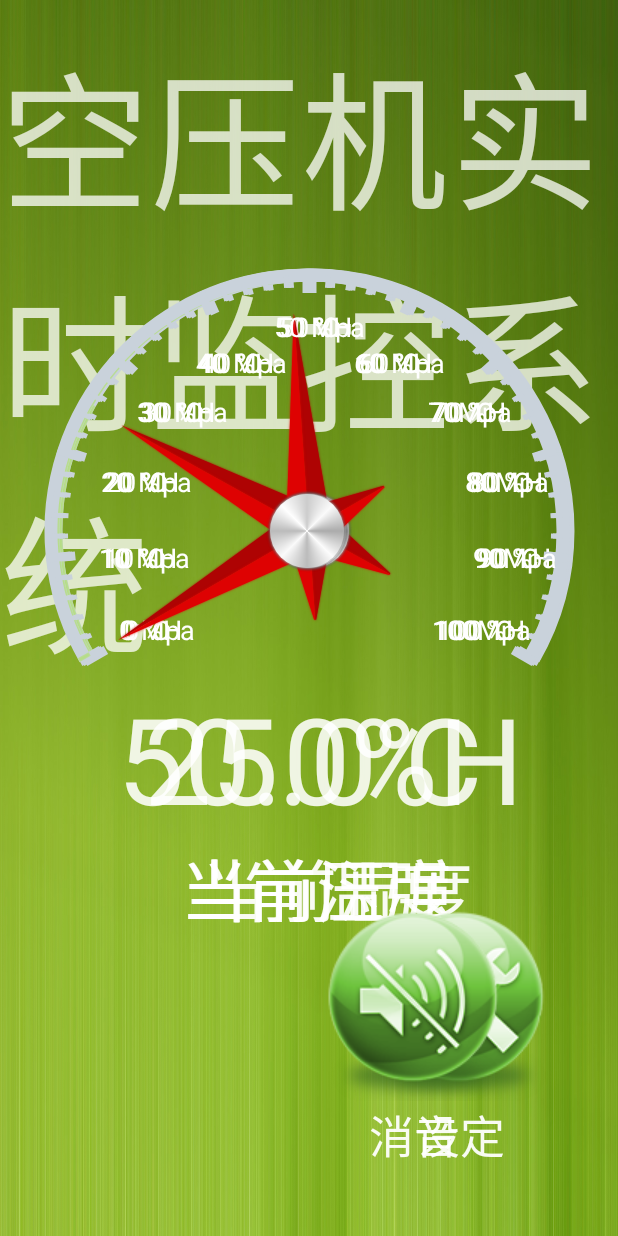
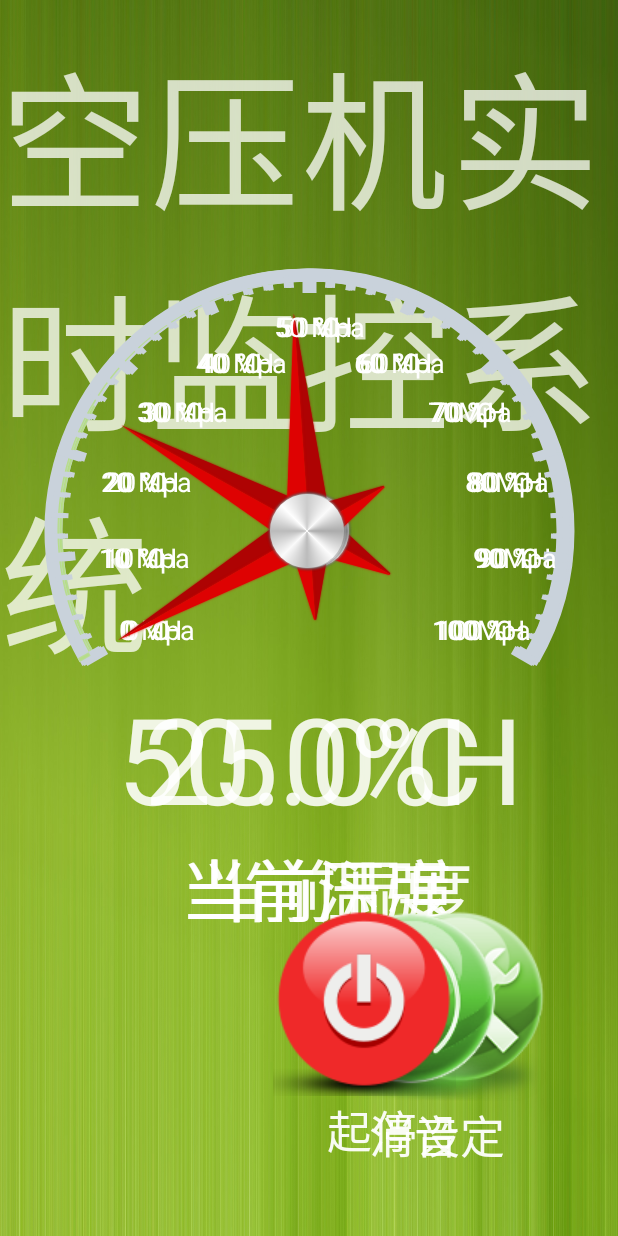
Before and after one commit to Krguang/AirCompressor, an Android app: the screen it shows after launch (MainActivity), after a tap on an icon or button, on a phone screen of 412 x 824 dp. Run offline under Robolectric (Android 15) with nearby library versions, the phone set to English and light mode, and no system bars; 3 statements that could not run were skipped; 1 other tap on this screen came first.

Commit message:
加入起停按钮

```diff
--- a/app/src/main/java/com/yy/k/AirCompressor/MainActivity.java
+++ b/app/src/main/java/com/yy/k/AirCompressor/MainActivity.java
@@ -38,9 +38,12 @@ public class MainActivity extends AppCompatActivity {
     TextView tvPressValue;
     Button bt_setup;
     Button bt_mute;
+    Button bt_switch;
+
     Intent intent = new Intent();
 
     private boolean muteFlag=true;
+    private boolean powerSwitchFlag = false;
 
     ModbusSlave modbusSlave =new ModbusSlave();
     java.text.DecimalFormat myformat=new java.text.DecimalFormat("00.0");
@@ -51,10 +54,8 @@ public class MainActivity extends AppCompatActivity {
     TimerTask task1;
 
     SharedPreferences sharedParameterSet;
-    SharedPreferences.Editor editor;
 
     private boolean alermFlag =false;
-
 
     @SuppressLint("ClickableViewAccessibility")
     @Override
@@ -80,6 +81,7 @@ public class MainActivity extends AppCompatActivity {
         pressDisplay = findViewById(R.id.press_display);
         bt_setup = findViewById(R.id.setup);
         bt_mute = findViewById(R.id.mute);
+        bt_switch = findViewById(R.id.power_switch);
         tvTempValue = findViewById(R.id.tv_temp_value);
         tvHumiValue = findViewById(R.id.tv_humi_value);
         tvPressValue = findViewById(R.id.tv_press_value);
@@ -101,6 +103,21 @@ public class MainActivity extends AppCompatActivity {
                 return false;
             }
 
+        });
+
+        bt_switch.setOnClickListener(new View.OnClickListener() {
+            @Override
+            public void onClick(View v) {
+                if (powerSwitchFlag){
+                    bt_switch.setBackgroundResource(R.drawable.start);
+                    modbusSlave.setJiZuStartStop(0);
+                    powerSwitchFlag = false;
+                }else {
+                    bt_switch.setBackgroundResource(R.drawable.stop);
+                    modbusSlave.setJiZuStartStop(1);
+                    powerSwitchFlag = true;
+                }
+            }
         });
 
         bt_mute.setOnClickListener(new View.OnClickListener() {
@@ -216,7 +233,7 @@ public class MainActivity extends AppCompatActivity {
         float audioCurrentVolumn = am.getStreamVolume(AudioManager.STREAM_MUSIC);
         float volumnRatio = audioCurrentVolumn/audioMaxVolumn;
         sp.play(spMap.get(sound), volumnRatio, volumnRatio, 1, 0, 1);
-    }
+}
 
     private void pressDisplayInit() {
         String[] pressFixedLevel={"0 Mpa","10 Mpa","20 Mpa","30 Mpa","40 Mpa","50 Mpa","60 Mpa","70Mpa","80Mpa","90Mpa","100Mpa"};
--- a/app/src/main/res/layout/activity_main.xml
+++ b/app/src/main/res/layout/activity_main.xml
@@ -188,4 +188,32 @@
         app:layout_constraintLeft_toLeftOf="@+id/mute"
         app:layout_constraintTop_toBottomOf="@+id/mute" />
 
+    <Button
+        android:id="@+id/power_switch"
+        android:layout_width="wrap_content"
+        android:layout_height="wrap_content"
+        android:layout_marginBottom="8dp"
+        android:layout_marginEnd="8dp"
+        android:layout_marginStart="8dp"
+        android:layout_marginTop="8dp"
+        android:background="@drawable/start"
+        app:layout_constraintBottom_toBottomOf="parent"
+        app:layout_constraintEnd_toEndOf="parent"
+        app:layout_constraintHorizontal_bias="0.635"
+        app:layout_constraintStart_toStartOf="parent"
+        app:layout_constraintTop_toTopOf="parent"
+        app:layout_constraintVertical_bias="0.875" />
+
+    <TextView
+        android:layout_width="wrap_content"
+        android:layout_height="wrap_content"
+        android:layout_marginLeft="36dp"
+        android:text="起停"
+        android:textColor="#f0ffffff"
+        android:textSize="30sp"
+        app:layout_constraintLeft_toLeftOf="@+id/power_switch"
+        app:layout_constraintTop_toBottomOf="@+id/power_switch" />
+
+
+
 </android.support.constraint.ConstraintLayout>
```
Also changed, not shown: app/src/main/res/drawable/start.png (added), app/src/main/res/drawable/stop.png (added).
